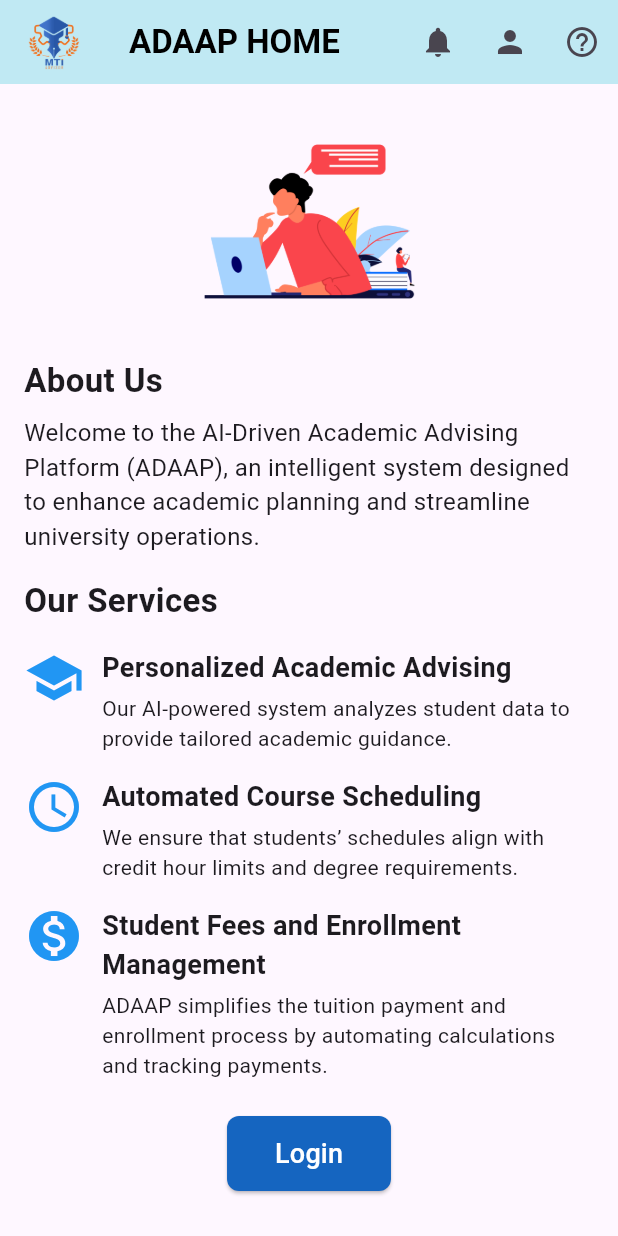
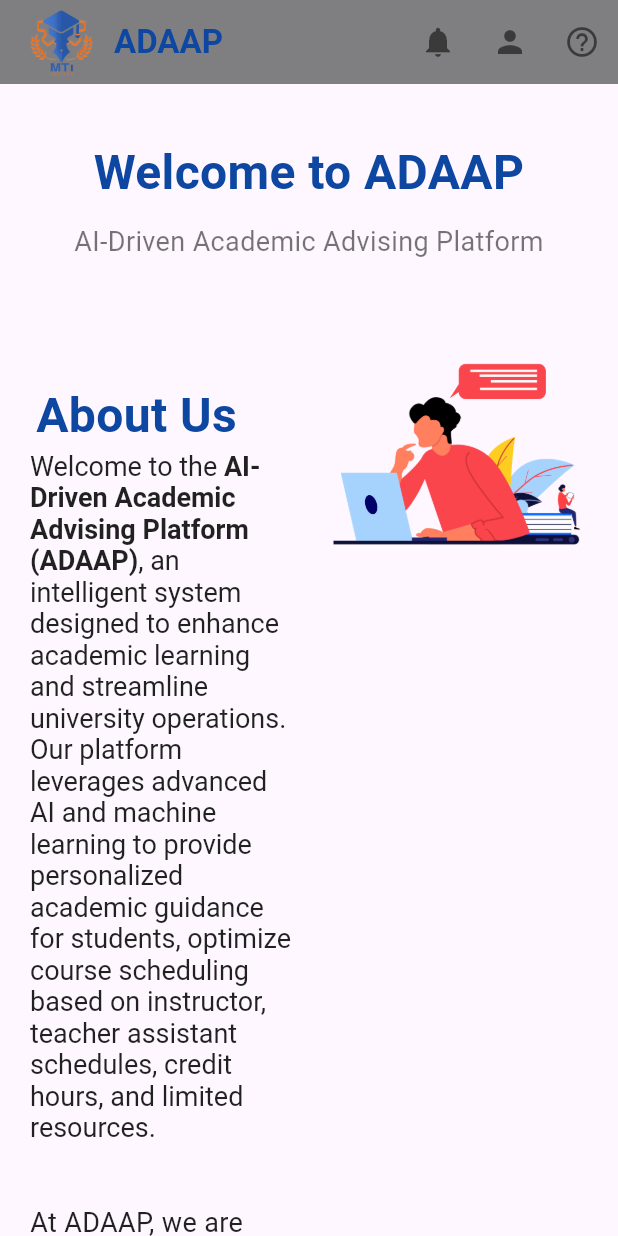
Before and after one commit to naeemnasser/Graduation_project, a Flutter app: the screen it shows after launch, on a phone screen of 412 x 824 dp. Run offline on Flutter 3.47's test engine with Material 3 defaults, Android fonts, the phone set to English and light mode, and no system bars.

Commit message:
26/02/2025 update homescreen

```diff
--- a/lib/presentation/views/home/homescreen.dart
+++ b/lib/presentation/views/home/homescreen.dart
@@ -6,82 +6,119 @@ class HomeScreen extends StatelessWidget {
   Widget build(BuildContext context) {
     return Scaffold(
       appBar: AppBar(
-        backgroundColor: const Color.fromARGB(255, 192, 233, 243),
+        backgroundColor: const Color.fromARGB(255, 128, 128, 128),
+        elevation: 0.5,
         title: Row(
           children: [
-            Image.asset("assets/advisorylogostroke.png", height: 40),
+            Image.asset("assets/advisorylogostroke.png", height: 50),
             SizedBox(width: 10),
-            Expanded(
-              child: Center(
-                child: Text('ADAAP HOME ',
+            Text(
+              'ADAAP',
               style: TextStyle(
-                        color: Colors.black,
+                  color: Colors.blue[900],
                   fontSize: 22,
-                        fontWeight: FontWeight.bold)),
-              ),
+                  fontWeight: FontWeight.bold),
             ),
           ],
         ),
         actions: [
-          IconButton(
-            icon: Icon(Icons.notifications),
-            onPressed: () {},
+          IconButton(icon: Icon(Icons.notifications, color: Colors.black54), onPressed: () {}),
+          IconButton(icon: Icon(Icons.person, color: Colors.black54), onPressed: () {}),
+          IconButton(icon: Icon(Icons.help_outline, color: Colors.black54), onPressed: () {}),
+        ],
       ),
-          IconButton(
-            icon: Icon(Icons.person),
-            onPressed: () {},
+      body: LayoutBuilder(
+        builder: (context, constraints) {
+          return SingleChildScrollView(
+            padding: EdgeInsets.symmetric(
+              horizontal: constraints.maxWidth > 800 ? 100.0 : 20.0,
+              vertical: 16.0
             ),
-          IconButton(
-            icon: Icon(Icons.help_outline),
-            onPressed: () {},
+            child: Center(
+              child: ConstrainedBox(
+                constraints: BoxConstraints(maxWidth: 1200),
+                child: Column(
+                  children: [
+                    SizedBox(height: 20),
+                    Text(
+                      'Welcome to ADAAP',
+                      textAlign: TextAlign.center,
+                      style: TextStyle(fontSize: 32, fontWeight: FontWeight.bold, color: Colors.blue[900]),
+                    ),
+                    SizedBox(height: 10),
+                    Text(
+                      'AI-Driven Academic Advising Platform',
+                      textAlign: TextAlign.center,
+                      style: TextStyle(fontSize: 18, color: Colors.black54),
+                    ),
+                    SizedBox(height: 40),
+                    Row(
+                      crossAxisAlignment: CrossAxisAlignment.start,
+                      children: [
+                        Expanded(
+                          child: Column(
+                            crossAxisAlignment: CrossAxisAlignment.start,
+                            children: [
+                              SizedBox(height: 40),
+                              Text(
+                                'About Us ',textAlign: TextAlign.center,
+                                 style: TextStyle(fontSize: 32, fontWeight: FontWeight.bold, color: Colors.blue[900]),
+                                ),
+                            RichText(
+                            textAlign: TextAlign.left,
+                            text: TextSpan(
+                              style: TextStyle(fontSize: 18, color: Colors.black87),
+                              children: [
+                                TextSpan(
+                                  text: 'Welcome to the ',
+                                ),
+                                TextSpan(
+                                  text: 'AI-Driven Academic Advising Platform (ADAAP)',
+                                  style: TextStyle(fontWeight: FontWeight.bold),
+                                ),
+                                TextSpan(
+                                  text: ', an intelligent system designed to enhance academic learning and streamline university operations. Our platform leverages advanced AI and machine learning to provide personalized academic guidance for students, optimize course scheduling based on instructor, teacher assistant schedules, credit hours, and limited resources.',
                                 ),
                               ],
                             ),
-      body: SingleChildScrollView(
-        padding: EdgeInsets.all(16.0),
-        child: Column(
-          crossAxisAlignment: CrossAxisAlignment.start,
-          children: [
-            Center(
-              child: Hero(
-                tag: 'homeImage',
-                child: Image.asset(
-                  'assets/home.png', // Replace with your image asset path
-                  height: 150,
+                          ),
+                              SizedBox(height: 40),
+                              Text(
+                                'At ADAAP, we are committed to empowering students, advisors, and university administrators with data-driven insights to ensure efficient academic decision-making. By integrating automation and generating schedules, our platform simplifies enrollment, ensures compliance with academic policies, and maximizes resource utilization.',
+                                  textAlign: TextAlign.left,
+                                  style: TextStyle(fontSize: 18, color: Colors.black87),
+                                ),
+                          ],
                           ),
                         ),
+                        SizedBox(width: 20),
+                        Expanded(
+                          child: Image.asset('assets/home.png', fit: BoxFit.scaleDown),
                         ),
-            SizedBox(height: 16),
-            Text(
-              'About Us',
-              style: TextStyle(fontSize: 22, fontWeight: FontWeight.bold),
+                      ],
                     ),
-            SizedBox(height: 8),
-            Text(
-              'Welcome to the AI-Driven Academic Advising Platform (ADAAP), an intelligent system designed to enhance academic planning and streamline university operations.',
-              style: TextStyle(fontSize: 16),
-            ),
-            SizedBox(height: 16),
+                    SizedBox(height: 40),
                     Text(
                       'Our Services',
-              style: TextStyle(fontSize: 22, fontWeight: FontWeight.bold),
+                      textAlign: TextAlign.center,
+                      style: TextStyle(fontSize: 28, fontWeight: FontWeight.bold, color: Colors.blue[900]),
                     ),
-            SizedBox(height: 8),
-            _buildServiceTile(Icons.school, 'Personalized Academic Advising',
-                'Our AI-powered system analyzes student data to provide tailored academic guidance.'),
-            _buildServiceTile(Icons.schedule, 'Automated Course Scheduling',
-                'We ensure that students’ schedules align with credit hour limits and degree requirements.'),
-            _buildServiceTile(
-                Icons.monetization_on,
-                'Student Fees and Enrollment Management',
-                'ADAAP simplifies the tuition payment and enrollment process by automating calculations and tracking payments.'),
-            SizedBox(height: 16),
-            Center(
-              child: Hero(
-                tag: 'loginButton',
-                child: ElevatedButton(
+                    SizedBox(height: 20),
+                    Wrap(
+                    spacing: 16.0, // Horizontal space between cards
+                    runSpacing: 16.0, // Vertical space when wrapping
+                    alignment: WrapAlignment.center,
+                    children: [
+                    SizedBox(width: 250, height: 350, child: _buildServiceCard('1', 'Personalized Academic Advising', 'Our AI-powered system analyzes student recommendations, helping students stay on track with their academic goals while optimizing their schedules specially for Case Students.')),
+                    SizedBox(width: 250, height: 350, child: _buildServiceCard('2', 'Course Scheduling', 'We ensure that students schedules align with credit hour limits, degree requirements, and faculty availability, minimizing conflicts and maximizing efficiency.')),
+                    SizedBox(width: 250, height: 350, child: _buildServiceCard('3', 'Student Fees & Enrollment', 'ADAAP simplifies the tuition payment and enrollment process by automating fee calculations, tracking payments, and ensuring seamless registration.')),
+                    SizedBox(width: 250, height: 350, child: _buildServiceCard('4', 'Comprehensive Reports & Insights', 'ADAAP generates detailed reports for administrators and advisors, offering data-driven insights to improve institutional decision making and student success rates.')),
+              ],
+            ),
+                    SizedBox(height: 40),
+                    ElevatedButton(
                       onPressed: () {
-                    Navigator.pushReplacement(
+                        Navigator.push(
                           context,
                           MaterialPageRoute(builder: (context) => LoginScreen()),
                         );
@@ -89,15 +126,55 @@ class HomeScreen extends StatelessWidget {
                       style: ElevatedButton.styleFrom(
                         backgroundColor: Colors.blue[800],
                         padding: EdgeInsets.symmetric(vertical: 12, horizontal: 32),
-                    shape: RoundedRectangleBorder(
-                      borderRadius: BorderRadius.circular(8),
-                    ),
+                        shape: RoundedRectangleBorder(borderRadius: BorderRadius.circular(8)),
                       ),
                       child: Text(
-                    'Login',
+                        'Apply',
                         style: TextStyle(fontSize: 18, color: Colors.white),
                       ),
                     ),
+                  ],
+                ),
+              ),
+            ),
+          );
+        },
+      ),
+    );
+  }
+}
+ Widget _buildServiceCard(String number, String title, String description) {
+    return Card(
+      margin: EdgeInsets.symmetric(vertical: 10, horizontal: 10),
+      shape: RoundedRectangleBorder(borderRadius: BorderRadius.circular(8)),
+      elevation: 3,
+      child: Padding(
+        padding: EdgeInsets.all(16),
+        child: Row(
+          children: [
+            CircleAvatar(
+              radius: 20,
+              backgroundColor: Colors.blue[900],
+              child: Text(
+                number,
+                style: TextStyle(color: Colors.white, fontSize: 18, fontWeight: FontWeight.bold),
+              ),
+            ),
+            SizedBox(width: 16),
+            Expanded(
+              child: Column(
+                crossAxisAlignment: CrossAxisAlignment.start,
+                children: [
+                  Text(
+                    title,
+                    style: TextStyle(fontSize: 18, fontWeight: FontWeight.bold, color: Colors.blue[900]),
+                  ),
+                  SizedBox(height: 5),
+                  Text(
+                    description,
+                    style: TextStyle(fontSize: 14, color: Colors.black87),
+                  ),
+                ],
               ),
             ),
           ],
@@ -105,29 +182,3 @@ class HomeScreen extends StatelessWidget {
       ),
     );
   }
-
-  Widget _buildServiceTile(IconData icon, String title, String description) {
-    return Padding(
-      padding: const EdgeInsets.symmetric(vertical: 8.0),
-      child: Row(
-        crossAxisAlignment: CrossAxisAlignment.start,
-        children: [
-          Icon(icon, size: 40, color: Colors.blue),
-          SizedBox(width: 12),
-          Expanded(
-            child: Column(
-              crossAxisAlignment: CrossAxisAlignment.start,
-              children: [
-                Text(title,
-                    style:
-                        TextStyle(fontSize: 18, fontWeight: FontWeight.bold)),
-                SizedBox(height: 4),
-                Text(description, style: TextStyle(fontSize: 14)),
-              ],
-            ),
-          ),
-        ],
-      ),
-    );
-  }
-}
```
Also changed, not shown: pubspec.lock. Lines whose indentation alone changed are shown as unchanged.
